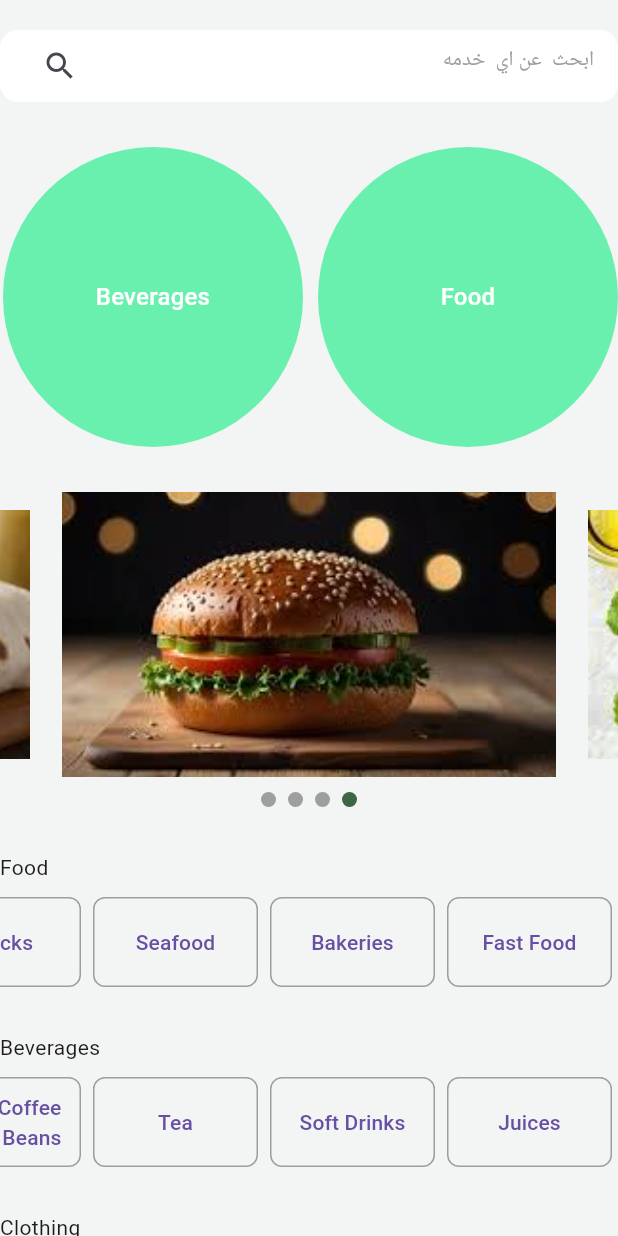
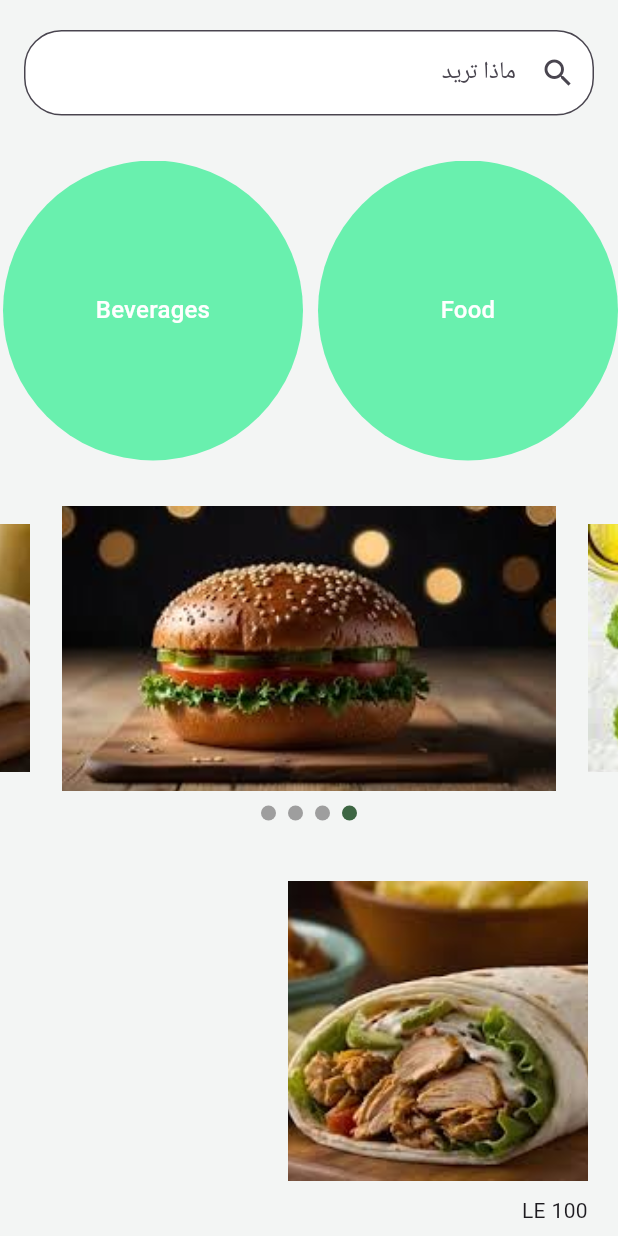
Before and after one commit to MohannedAshraf/new_smart_city, a Flutter app: the ServiceOrderScreen screen opened directly, on a phone screen of 412 x 824 dp. Run offline on Flutter 3.47's test engine with Material 3 defaults, Android fonts, the phone set to English and light mode, and no system bars; drawn by our look-alikes of carousel_slider; our stand-ins replace flutter_rating_bar, shared_preferences; accounts and stored records are empty; network calls fail.

Commit message:
add product card

```diff
--- /dev/null
+++ b/lib/core/widgets/product_card.dart
@@ -0,0 +1,42 @@
+import 'package:flutter/material.dart';
+import 'package:flutter_rating_bar/flutter_rating_bar.dart';
+
+class ProductCard extends StatelessWidget {
+  const ProductCard({
+    super.key,
+    required this.image,
+    required this.price,
+    required this.rating,
+  });
+  final String image;
+  final String price;
+  final double rating;
+  @override
+  Widget build(BuildContext context) {
+    return Container(
+      margin: const EdgeInsets.symmetric(horizontal: 10),
+      padding: const EdgeInsets.all(10),
+      child: Column(
+        crossAxisAlignment: CrossAxisAlignment.start,
+        children: [
+          SizedBox(
+            width: 200,
+            height: 200,
+            child: Image.asset(image, fit: BoxFit.cover),
+          ),
+          const SizedBox(height: 10),
+          Text(price),
+          const SizedBox(height: 10),
+          RatingBarIndicator(
+            rating: rating, // هنا بتحط القيمة اللي جاية من الـ API
+            itemBuilder:
+                (context, index) => const Icon(Icons.star, color: Colors.amber),
+            itemCount: 5,
+            itemSize: 30.0,
+            direction: Axis.horizontal,
+          ),
+        ],
+      ),
+    );
+  }
+}
--- a/lib/screens/home_screen.dart
+++ b/lib/screens/home_screen.dart
@@ -10,10 +10,7 @@ class HomeScreen extends StatelessWidget {
       body: SingleChildScrollView(
         child: Column(
           children: [
-            const Padding(
-              padding: EdgeInsets.all(16.0),
-              child: SearchBar(),
-            ),
+            const Padding(padding: EdgeInsets.all(16.0), child: MySearchBar()),
             const CarouselWithIndicators(),
             const SizedBox(height: 20.0),
             _buildBoxesSection(context, 'الخدمات الحكومية'),
@@ -45,11 +42,14 @@ class HomeScreen extends StatelessWidget {
             itemCount: 6,
             itemBuilder: (context, index) {
               return GestureDetector(
-                onTap: () => Navigator.push(
+                onTap:
+                    () => Navigator.push(
                       context,
                       MaterialPageRoute(
-                    builder: (context) => ServiceDetailsScreen(
-                        serviceName: '$title ${index + 1}'),
+                        builder:
+                            (context) => ServiceDetailsScreen(
+                              serviceName: '$title ${index + 1}',
+                            ),
                       ),
                     ),
                 child: ServiceBox(title: '$title ${index + 1}'),
@@ -63,14 +63,14 @@ class HomeScreen extends StatelessWidget {
   }
 }
 
-class SearchBar extends StatelessWidget {
-  const SearchBar({super.key});
+class MySearchBar extends StatelessWidget {
+  const MySearchBar({super.key});
 
   @override
   Widget build(BuildContext context) {
     return TextField(
       decoration: InputDecoration(
-        hintText: 'Search For..?',
+        hintText: 'ماذا تريد ',
         prefixIcon: const Icon(Icons.search),
         border: OutlineInputBorder(borderRadius: BorderRadius.circular(25.0)),
         filled: true,
@@ -143,19 +143,19 @@ class _CarouselWithIndicatorsState extends State<CarouselWithIndicators> {
   final List<Map<String, String>> _imageData = const [
     {
       'url': 'https://images.unsplash.com/photo-1506748686214-e9df14d4d9d0',
-      'caption': 'محمد رمضان'
+      'caption': 'محمد رمضان',
     },
     {
       'url': 'https://images.unsplash.com/photo-1506748686214-e9df14d4d9d0',
-      'caption': 'المكسيكي'
+      'caption': 'المكسيكي',
     },
     {
       'url': 'https://images.unsplash.com/photo-1506748686214-e9df14d4d9d0',
-      'caption': 'رابعه حاسبات'
+      'caption': 'رابعه حاسبات',
     },
     {
       'url': 'https://images.unsplash.com/photo-1506748686214-e9df14d4d9d0',
-      'caption': 'التخرج'
+      'caption': 'التخرج',
     },
   ];
 
@@ -169,15 +169,17 @@ class _CarouselWithIndicatorsState extends State<CarouselWithIndicators> {
             height: 150.0,
             autoPlay: true,
             enlargeCenterPage: true,
-            onPageChanged: (index, reason) =>
-                setState(() => _currentIndex = index),
+            onPageChanged:
+                (index, reason) => setState(() => _currentIndex = index),
           ),
         ),
         const SizedBox(height: 10.0),
         Row(
           mainAxisAlignment: MainAxisAlignment.center,
-          children: List.generate(_imageData.length,
-              (index) => Indicator(isActive: _currentIndex == index)),
+          children: List.generate(
+            _imageData.length,
+            (index) => Indicator(isActive: _currentIndex == index),
+          ),
         ),
       ],
     );
@@ -191,10 +193,12 @@ class ImageCard extends StatelessWidget {
   @override
   Widget build(BuildContext context) {
     return GestureDetector(
-      onTap: () => Navigator.push(
+      onTap:
+          () => Navigator.push(
             context,
             MaterialPageRoute(
-          builder: (context) =>
+              builder:
+                  (context) =>
                       ServiceDetailsScreen(serviceName: data['caption']!),
             ),
           ),
@@ -202,14 +206,19 @@ class ImageCard extends StatelessWidget {
         borderRadius: BorderRadius.circular(10.0),
         child: Stack(
           children: [
-            Image.network(data['url']!,
-                fit: BoxFit.cover, width: double.infinity),
+            Image.network(
+              data['url']!,
+              fit: BoxFit.cover,
+              width: double.infinity,
+            ),
             Positioned(
               bottom: 20.0,
               left: 10.0,
               child: Container(
-                padding:
-                    const EdgeInsets.symmetric(horizontal: 10.0, vertical: 5.0),
+                padding: const EdgeInsets.symmetric(
+                  horizontal: 10.0,
+                  vertical: 5.0,
+                ),
                 // ignore: deprecated_member_use
                 color: Colors.black.withOpacity(0.15),
                 child: Text(
@@ -217,7 +226,8 @@ class ImageCard extends StatelessWidget {
                   style: const TextStyle(
                     color: Colors.white,
                     fontSize: 18.0,
-                      fontWeight: FontWeight.bold),
+                    fontWeight: FontWeight.bold,
+                  ),
                 ),
               ),
             ),
--- a/lib/screens/service_order_screen.dart
+++ b/lib/screens/service_order_screen.dart
@@ -1,7 +1,7 @@
 import 'package:city/core/utils/assets_image.dart';
 import 'package:city/core/utils/variables.dart';
 import 'package:city/core/widgets/category_circle.dart';
-import 'package:city/core/widgets/categorysubcategory.dart';
+import 'package:city/core/widgets/product_card.dart';
 import 'package:flutter/material.dart';
 import 'package:carousel_slider/carousel_slider.dart';
 
@@ -46,30 +46,34 @@ class _ServiceOrderScreenState extends State<ServiceOrderScreen> {
           children: [
             const SizedBox(height: 20),
 
-            Container(
-              padding: const EdgeInsets.symmetric(horizontal: 16),
-              decoration: BoxDecoration(
-                color: Colors.white,
-                borderRadius: BorderRadius.circular(12),
-              ),
-              child: TextFormField(
-                controller: _controller,
-                onChanged: (value) {
-                  setState(() {
-                    searchText = value;
-                  });
-                },
-                decoration: const InputDecoration(
-                  border: InputBorder.none,
-                  suffixIcon: Icon(Icons.search),
-                  hintText: "ابحث  عن اي  خدمه ",
-                  hintStyle: TextStyle(
-                    color: Colors.grey,
-                    fontSize: 14,
-                    fontWeight: FontWeight.w400,
-                  ),
-                ),
-              ),
+            // Container(
+            //   padding: const EdgeInsets.symmetric(horizontal: 16),
+            //   decoration: BoxDecoration(
+            //     color: Colors.white,
+            //     borderRadius: BorderRadius.circular(12),
+            //   ),
+            //   child: TextFormField(
+            //     controller: _controller,
+            //     onChanged: (value) {
+            //       setState(() {
+            //         searchText = value;
+            //       });
+            //     },
+            //     decoration: const InputDecoration(
+            //       border: InputBorder.none,
+
+            //       hintText: "ابحث  عن اي  خدمه ",
+            //       hintStyle: TextStyle(
+            //         color: Colors.grey,
+            //         fontSize: 14,
+            //         fontWeight: FontWeight.w400,
+            //       ),
+            //     ),
+            //   ),
+            // ),
+            const Padding(
+              padding: EdgeInsets.symmetric(horizontal: 16.0),
+              child: MySearchBar(),
             ),
 
             const SizedBox(height: 30),
@@ -136,102 +140,128 @@ class _ServiceOrderScreenState extends State<ServiceOrderScreen> {
 
             const SizedBox(height: 30),
 
-            const Categorysubcategory(
-              category: "Food",
-              subcat: "Fast Food",
-              subcat1: "Bakeries",
-              subcat2: "Seafood",
-              subcat3: "Snacks",
-              subcat4: "Organic Food",
-              subcat5: "Dairy Products",
+            const ProductCard(
+              image: MyAssetsImage.sandwitch,
+              price: "100 LE",
+              rating: 3.5,
             ),
-            const SizedBox(height: 30),
-            const Categorysubcategory(
-              category: "Beverages",
-              subcat: "Juices",
-              subcat1: "Soft Drinks",
-              subcat2: "Tea",
-              subcat3: "Coffee Beans",
-              subcat4: "Energy Drinks",
+            const ProductCard(
+              image: MyAssetsImage.burger,
+              price: "150 LE",
+              rating: 4.25,
             ),
-            const SizedBox(height: 30),
-            const Categorysubcategory(
-              category: "Clothing",
-              subcat: "Men's Clothing",
-              subcat1: "Women's Clothing",
-              subcat2: "Children's Clothing",
-              subcat3: "Sportswear",
-              subcat4: "Accessories",
+            const ProductCard(
+              image: MyAssetsImage.sandwitch,
+              price: "100 LE",
+              rating: 3.5,
             ),
-            const SizedBox(height: 30),
-            const Categorysubcategory(
-              category: "Electronics",
-              subcat: "Mobile Phones",
-              subcat1: "Laptops",
-              subcat2: "Gaming Consoles",
-              subcat3: "Televisions",
-              subcat4: "Accessories",
-              subcat5: "Air Conditioners",
-              subcat6: "Refrigerators",
-              subcat7: "Washing Machines",
-              subcat8: "Microwave Ovens",
-              subcat9: "Cameras",
+            const ProductCard(
+              image: MyAssetsImage.sandwitch,
+              price: "100 LE",
+              rating: 3.5,
             ),
-            const SizedBox(height: 30),
-            const Categorysubcategory(
-              category: "Health & Personal Care",
-              subcat: "Hair Salons",
-              subcat1: "Fitness Centers",
-              subcat2: "Clinics",
-              subcat3: "Pharmacies",
-              subcat4: "Spas",
+            const ProductCard(
+              image: MyAssetsImage.sandwitch,
+              price: "100 LE",
+              rating: 3.5,
             ),
-            const SizedBox(height: 30),
-            const Categorysubcategory(
-              category: "Public Services",
-              subcat: "Electricity",
-              subcat1: "Water Supply",
-              subcat2: "Waste Collection",
-              subcat3: "Public Transportation",
-              subcat4: "Emergency Services",
-              subcat5: "Postal Services",
-            ),
-            const SizedBox(height: 30),
-            const Categorysubcategory(
-              category: "Education & Training",
-              subcat: "Schools",
-              subcat1: "Universities",
-              subcat2: "Language Centers",
-              subcat3: "Online Courses",
-              subcat4: "Skill Development",
-            ),
-            const SizedBox(height: 30),
-            const Categorysubcategory(
-              category: "Entertainment",
-              subcat: "Cinemas",
-              subcat1: "Theme Parks",
-              subcat2: "Concerts",
-              subcat3: "Gaming Centers",
-              subcat4: "Theaters",
-            ),
-            const SizedBox(height: 30),
-            const Categorysubcategory(
-              category: "Furniture",
-              subcat: "Living Room Furniture",
-              subcat1: "Bedroom Furniture",
-              subcat2: "Office Furniture",
-              subcat3: "Outdoor Furniture",
-              subcat4: "Decor",
-            ),
-            const SizedBox(height: 30),
-            const Categorysubcategory(
-              category: "Automotive Services",
-              subcat: "Car Wash",
-              subcat1: "Tire Shops",
-              subcat2: "Auto Repair",
-              subcat3: "Car Rentals",
-              subcat4: "Car Accessories",
-            ),
+
+            // const Categorysubcategory(
+            //   category: "Food",
+            //   subcat: "Fast Food",
+            //   subcat1: "Bakeries",
+            //   subcat2: "Seafood",
+            //   subcat3: "Snacks",
+            //   subcat4: "Organic Food",
+            //   subcat5: "Dairy Products",
+            // ),
+            // const SizedBox(height: 30),
+            // const Categorysubcategory(
+            //   category: "Beverages",
+            //   subcat: "Juices",
+            //   subcat1: "Soft Drinks",
+            //   subcat2: "Tea",
+            //   subcat3: "Coffee Beans",
+            //   subcat4: "Energy Drinks",
+            // ),
+            // const SizedBox(height: 30),
+            // const Categorysubcategory(
+            //   category: "Clothing",
+            //   subcat: "Men's Clothing",
+            //   subcat1: "Women's Clothing",
+            //   subcat2: "Children's Clothing",
+            //   subcat3: "Sportswear",
+            //   subcat4: "Accessories",
+            // ),
+            // const SizedBox(height: 30),
+            // const Categorysubcategory(
+            //   category: "Electronics",
+            //   subcat: "Mobile Phones",
+            //   subcat1: "Laptops",
+            //   subcat2: "Gaming Consoles",
+            //   subcat3: "Televisions",
+            //   subcat4: "Accessories",
+            //   subcat5: "Air Conditioners",
+            //   subcat6: "Refrigerators",
+            //   subcat7: "Washing Machines",
+            //   subcat8: "Microwave Ovens",
+            //   subcat9: "Cameras",
+            // ),
+            // const SizedBox(height: 30),
+            // const Categorysubcategory(
+            //   category: "Health & Personal Care",
+            //   subcat: "Hair Salons",
+            //   subcat1: "Fitness Centers",
+            //   subcat2: "Clinics",
+            //   subcat3: "Pharmacies",
+            //   subcat4: "Spas",
+            // ),
+            // const SizedBox(height: 30),
+            // const Categorysubcategory(
+            //   category: "Public Services",
+            //   subcat: "Electricity",
+            //   subcat1: "Water Supply",
+            //   subcat2: "Waste Collection",
+            //   subcat3: "Public Transportation",
+            //   subcat4: "Emergency Services",
+            //   subcat5: "Postal Services",
+            // ),
+            // const SizedBox(height: 30),
+            // const Categorysubcategory(
+            //   category: "Education & Training",
+            //   subcat: "Schools",
+            //   subcat1: "Universities",
+            //   subcat2: "Language Centers",
+            //   subcat3: "Online Courses",
+            //   subcat4: "Skill Development",
+            // ),
+            // const SizedBox(height: 30),
+            // const Categorysubcategory(
+            //   category: "Entertainment",
+            //   subcat: "Cinemas",
+            //   subcat1: "Theme Parks",
+            //   subcat2: "Concerts",
+            //   subcat3: "Gaming Centers",
+            //   subcat4: "Theaters",
+            // ),
+            // const SizedBox(height: 30),
+            // const Categorysubcategory(
+            //   category: "Furniture",
+            //   subcat: "Living Room Furniture",
+            //   subcat1: "Bedroom Furniture",
+            //   subcat2: "Office Furniture",
+            //   subcat3: "Outdoor Furniture",
+            //   subcat4: "Decor",
+            // ),
+            // const SizedBox(height: 30),
+            // const Categorysubcategory(
+            //   category: "Automotive Services",
+            //   subcat: "Car Wash",
+            //   subcat1: "Tire Shops",
+            //   subcat2: "Auto Repair",
+            //   subcat3: "Car Rentals",
+            //   subcat4: "Car Accessories",
+            // ),
           ],
         ),
       ),
@@ -250,8 +280,23 @@ class _ServiceOrderScreenState extends State<ServiceOrderScreen> {
 //         title:  const  Text("Service Order") ,
 //         backgroundColor: const Color(0xFF3D6643),
 
-
 //       ),
 //     );
 //   }
 // }
+class MySearchBar extends StatelessWidget {
+  const MySearchBar({super.key});
+
+  @override
+  Widget build(BuildContext context) {
+    return TextField(
+      decoration: InputDecoration(
+        hintText: 'ماذا تريد ',
+        prefixIcon: const Icon(Icons.search),
+        border: OutlineInputBorder(borderRadius: BorderRadius.circular(25.0)),
+        filled: true,
+        fillColor: Colors.white,
+      ),
+    );
+  }
+}
--- a/pubspec.yaml
+++ b/pubspec.yaml
@@ -34,6 +34,8 @@ dependencies:
   carousel_slider: ^5.0.0
   font_awesome_flutter: ^10.8.0
   http: ^1.2.2
+  flutter_rating_bar: ^4.0.0
+
 
   flutter:
     sdk: flutter
```
Also changed, not shown: pubspec.lock. Lines whose indentation alone changed are shown as unchanged.
